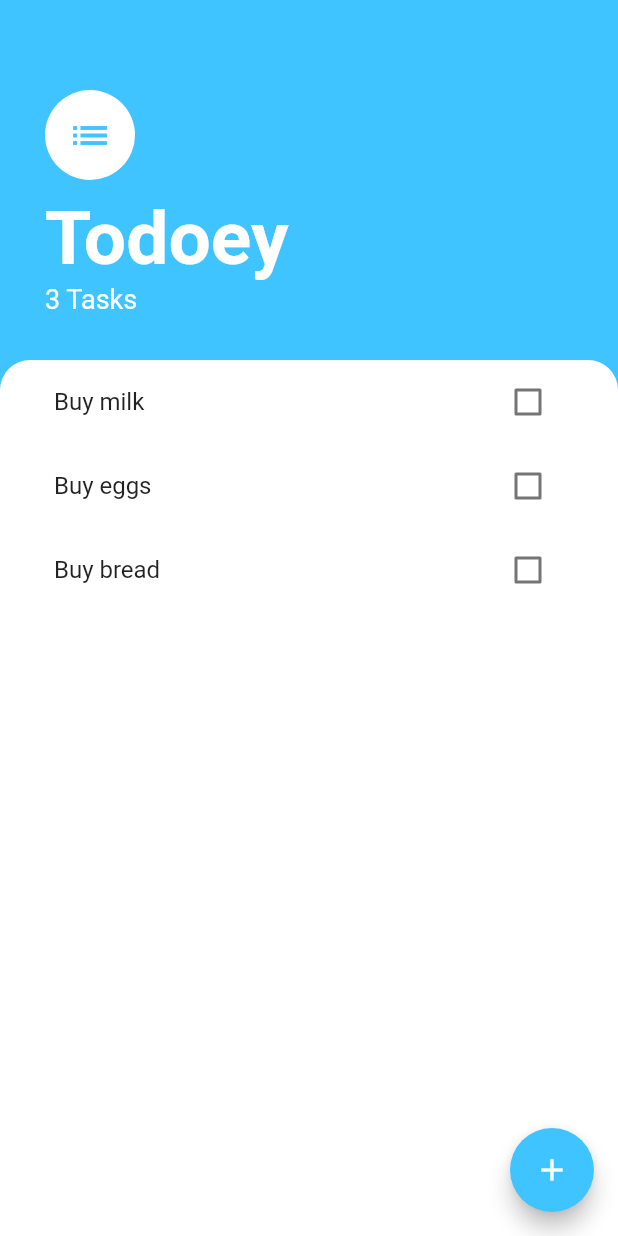
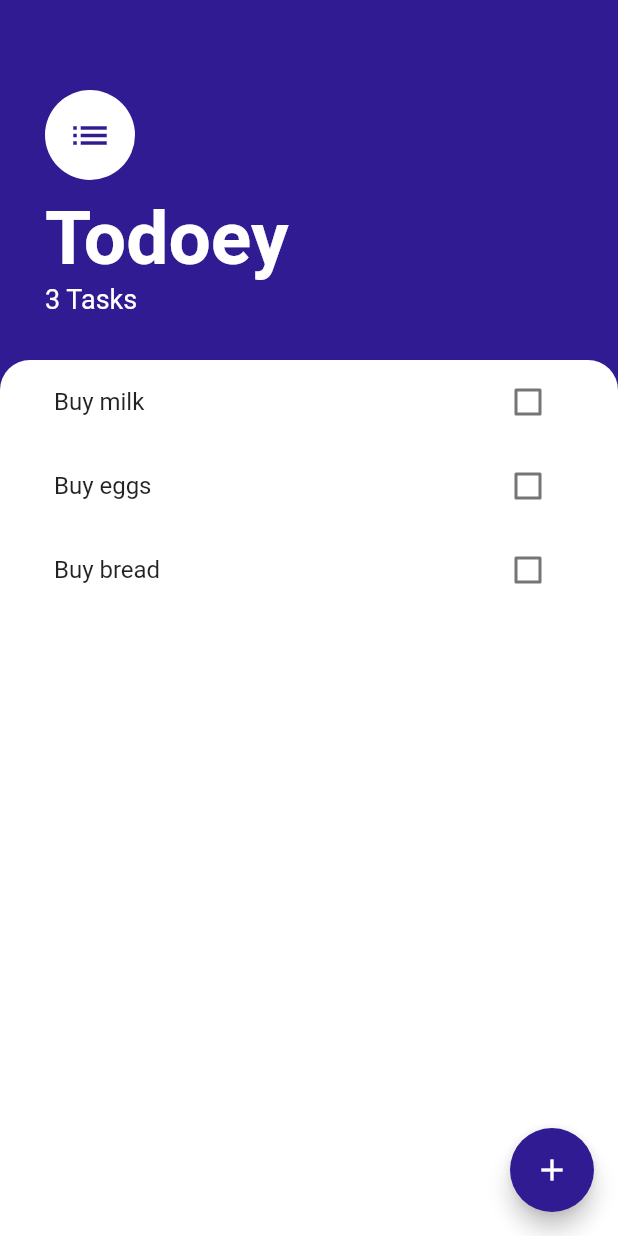
Before and after one commit to ishandeveloper/Todoer-App, a Flutter app: the screen it shows after launch, on a phone screen of 412 x 824 dp. Run offline on Flutter 3.47's test engine with Material 2 defaults, Android fonts, the phone set to English and light mode, and no system bars.

Commit message:
UI Update

```diff
--- a/lib/screens/tasks_screen.dart
+++ b/lib/screens/tasks_screen.dart
@@ -8,9 +8,9 @@ class TasksScreen extends StatelessWidget {
   @override
   Widget build(BuildContext context) {
     return Scaffold(
-      backgroundColor: Colors.lightBlueAccent,
+      backgroundColor: Colors.deepPurple[900],
       floatingActionButton: FloatingActionButton(
-        backgroundColor: Colors.lightBlueAccent,
+        backgroundColor: Colors.deepPurple[900],
         child: Icon(Icons.add),
           onPressed: () {
             showModalBottomSheet(
@@ -38,7 +38,7 @@ class TasksScreen extends StatelessWidget {
                   child: Icon(
                     Icons.list,
                     size: 30.0,
-                    color: Colors.lightBlueAccent,
+                    color: Colors.deepPurple[900],
                   ),
                   backgroundColor: Colors.white,
                   radius: 30.0,
```
